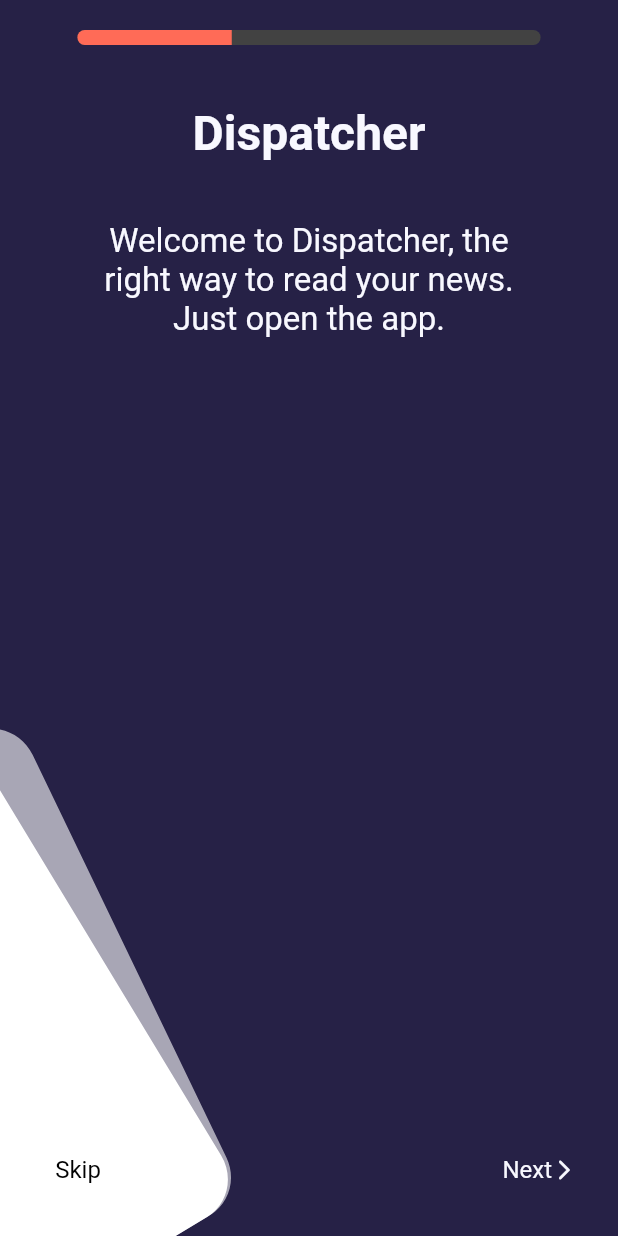
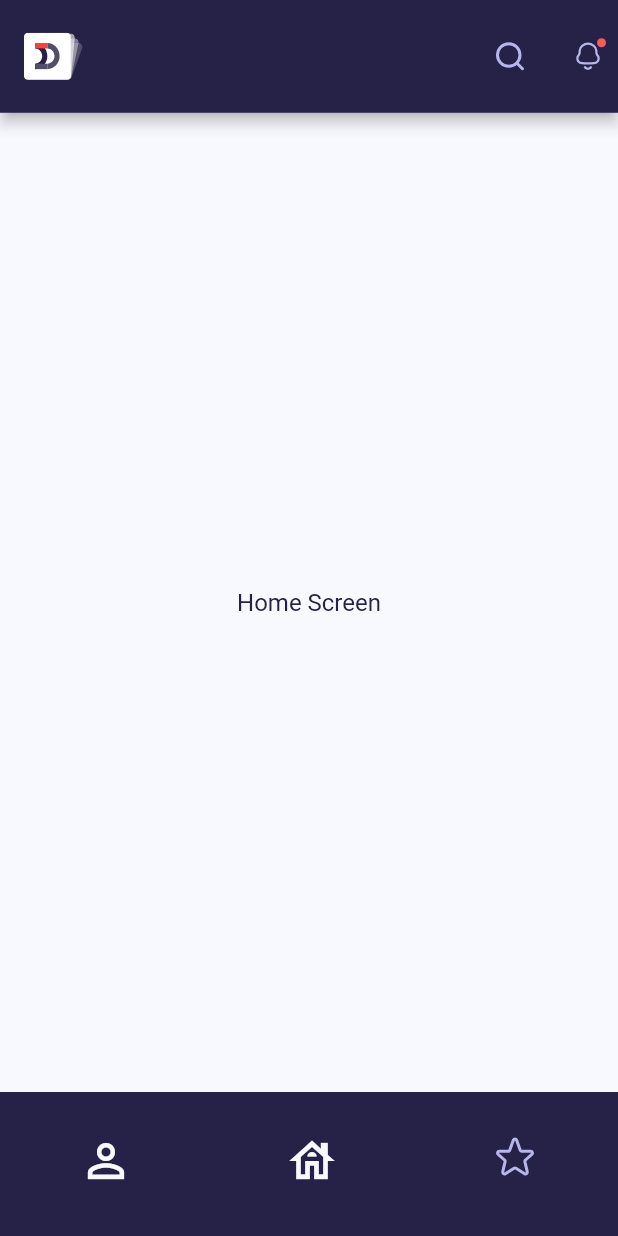
Before and after one commit to nitzanpap/dispatcher, a Flutter app: the screen it shows after launch, on a phone screen of 412 x 824 dp. Run offline on Flutter 3.47's test engine with Material 2 defaults, Android fonts, the phone set to English and light mode, and no system bars; our stand-ins replace flutter_svg, gap.

Commit message:
Added unfinished home screen to app

```diff
--- a/lib/api/firebase_auth.dart
+++ b/lib/api/firebase_auth.dart
@@ -1,7 +1,7 @@
 import 'package:flutter/foundation.dart';
 import 'package:http/http.dart' as http;
 
-import '../constants/firebase_auth_types.dart';
+import '../helpers/helper_classes/firebase_auth_types.dart';
 import '../helpers/helper_classes/firebase_config.dart';
 
 abstract class FirebaseAuthApi {
--- a/lib/constants/colors.dart
+++ b/lib/constants/colors.dart
@@ -10,6 +10,6 @@ abstract class AppColors {
   static const mediumGrey = Color.fromRGBO(241, 241, 249, 1);
   static const grey = Color.fromRGBO(217, 219, 233, 1);
   static const error = Color.fromRGBO(255, 107, 87, 1);
-  static const badgeColor = Color.fromRGBO(217, 219, 233, 1);
+  static const badgeColor = Color.fromRGBO(253, 89, 89, 1);
   static const green = Color.fromRGBO(23, 209, 6, 1);
 }
--- a/lib/constants/routes.dart
+++ b/lib/constants/routes.dart
@@ -1,4 +1,7 @@
 abstract class ValidRoutes {
   static const onboardingScreen = '/onboarding_screen';
   static const signupLoginScreen = '/sign_up_login_screen';
+  static const homeScreen = '/home_screen';
+  static const profileScreen = '/profile_screen';
+  static const favoritesScreen = '/favorites_screen';
 }
--- a/lib/constants/firebase_auth_types.dart
+++ b/lib/helpers/helper_classes/firebase_auth_types.dart
@@ -1,3 +1,4 @@
+
 abstract class FirebaseAuthResponseTypes {
   static const ok = 'OK';
   static const badRequest = 'Bad Request';
--- /dev/null
+++ b/lib/helpers/helper_classes/logging_message_type.dart
@@ -0,0 +1,6 @@
+class LoggingMessageType extends Type {
+  final String message;
+  final bool isValid;
+
+  LoggingMessageType({required this.message, required this.isValid});
+}
--- a/lib/main.dart
+++ b/lib/main.dart
@@ -1,3 +1,4 @@
+import 'package:dispatcher/screens/home_screen.dart';
 import 'package:flutter/material.dart';
 import 'package:flutter/services.dart';
 import 'package:provider/provider.dart';
@@ -33,13 +34,16 @@ class MyApp extends StatelessWidget {
           alignment: AlignmentDirectional.topEnd,
         ),
       ),
-      home: const SplashScreen(),
+      home: const String.fromEnvironment('currentEnv') == 'prod'
+          ? const SplashScreen()
+          : const HomeScreen(),
       routes: {
         ValidRoutes.onboardingScreen: (context) => ChangeNotifierProvider(
               create: (context) => OnboardingStepProvider(),
               child: const OnboardingScreen(),
             ),
         ValidRoutes.signupLoginScreen: (context) => const SignupLoginScreen(),
+        ValidRoutes.homeScreen: (context) => const HomeScreen(),
       },
     );
   }
--- /dev/null
+++ b/lib/screens/home_screen.dart
@@ -0,0 +1,62 @@
+import 'package:dispatcher/constants/colors.dart';
+import 'package:dispatcher/widgets/app_bottom_navigation_bar.dart';
+import 'package:dispatcher/widgets/app_icons.dart';
+import 'package:dispatcher/widgets/svg_widgets/logo_layered.dart';
+import 'package:dispatcher/widgets/svg_widgets/notification_svg.dart';
+import '../widgets/svg_widgets/search_svg.dart';
+import 'package:dispatcher/widgets/text_with_icon.dart';
+import 'package:flutter/material.dart';
+
+class HomeScreen extends StatelessWidget {
+  const HomeScreen({super.key});
+
+  @override
+  Widget build(BuildContext context) {
+    return Scaffold(
+      backgroundColor: AppColors.deepDarkBlue,
+      appBar: AppBar(
+        toolbarHeight: 75,
+        backgroundColor: AppColors.deepDarkBlue,
+        actions: <Widget>[
+          Padding(
+            padding: const EdgeInsets.all(8.0),
+            child: IconButton(
+                onPressed: () => print('Search icon clicked'),
+                icon: const SearchSvg()),
+          ),
+          Center(
+            child: Padding(
+              padding: const EdgeInsets.all(8.0),
+              child: Badge(
+                backgroundColor: AppColors.badgeColor,
+                // isLabelVisible: false,
+                child: IconButton(
+                    padding: EdgeInsets.zero,
+                    constraints: const BoxConstraints(),
+                    onPressed: () => print('Notifications icon clicked'),
+                    icon: const NotificationSvg()),
+              ),
+            ),
+          ),
+        ],
+        leading: const Padding(
+          padding: EdgeInsets.only(left: 16),
+          child: LogoLayered(),
+        ),
+      ),
+      body: Container(
+        alignment: Alignment.center,
+        color: AppColors.white,
+        child: const SizedBox(
+          width: 200,
+          height: 200,
+          child: TextWithIcon(
+            text: 'Home Screen',
+            color: AppColors.deepDarkBlue,
+          ),
+        ),
+      ),
+      bottomNavigationBar: const AppBottomNavigationBar(),
+    );
+  }
+}
--- a/lib/screens/signup_login_screen.dart
+++ b/lib/screens/signup_login_screen.dart
@@ -6,7 +6,7 @@ import '../constants/colors.dart';
 import '../providers/signup_login_provider.dart';
 
 import '../widgets/minimal_app_bar.dart';
-import '../widgets/logo_widgets/logo_layered.dart';
+import '../widgets/svg_widgets/logo_layered.dart';
 import '../widgets/signup_login_form.dart';
 
 class SignupLoginScreen extends StatelessWidget {
--- a/lib/screens/splash_screen.dart
+++ b/lib/screens/splash_screen.dart
@@ -5,7 +5,7 @@ import '../constants/strings.dart';
 import '../constants/routes.dart';
 
 import '../widgets/minimal_app_bar.dart';
-import '../widgets/logo_widgets/logo_layered.dart';
+import '../widgets/svg_widgets/logo_layered.dart';
 
 class SplashScreen extends StatefulWidget {
   const SplashScreen({super.key});
--- /dev/null
+++ b/lib/widgets/app_bottom_navigation_bar.dart
@@ -0,0 +1,47 @@
+import 'package:dispatcher/constants/colors.dart';
+import 'package:dispatcher/widgets/svg_widgets/star_svg.dart';
+import 'package:flutter/material.dart';
+
+class AppBottomNavigationBar extends StatelessWidget {
+  const AppBottomNavigationBar({
+    super.key,
+  });
+
+  @override
+  Widget build(BuildContext context) {
+    return Container(
+      padding: const EdgeInsets.only(bottom: 30, top: 20),
+      child: Row(
+        mainAxisAlignment: MainAxisAlignment.spaceAround,
+        children: [
+          Tab(
+            icon: IconButton(
+              onPressed: () => print('Profile tab click'),
+              icon: const Icon(
+                Icons.person_outline,
+                color: AppColors.white,
+                size: 36,
+              ),
+            ),
+          ),
+          Tab(
+            icon: IconButton(
+              onPressed: () => print('Home tab click'),
+              icon: const Icon(
+                Icons.house_outlined,
+                color: AppColors.white,
+                size: 36,
+              ),
+            ),
+          ),
+          Tab(
+            icon: IconButton(
+              onPressed: () => print('Favorite tab click'),
+              icon: const StarSvg(),
+            ),
+          ),
+        ],
+      ),
+    );
+  }
+}
--- a/lib/widgets/minimal_app_bar.dart
+++ b/lib/widgets/minimal_app_bar.dart
@@ -5,12 +5,10 @@ import '../enums/theme_color.dart';
 
 class MinimalAppBar extends StatelessWidget with PreferredSizeWidget {
   final ThemeColor theme;
-  final bool defaultToolbarHeight;
 
   const MinimalAppBar({
     super.key,
     this.theme = ThemeColor.dark,
-    this.defaultToolbarHeight = false,
   });
 
   @override
--- a/lib/widgets/signup_login_form.dart
+++ b/lib/widgets/signup_login_form.dart
@@ -8,7 +8,9 @@ import 'package:provider/provider.dart';
 
 import '../enums/signup_login_title.dart';
 import '../constants/colors.dart';
-import '../constants/firebase_auth_types.dart';
+import '../constants/routes.dart';
+import '../helpers/helper_classes/firebase_auth_types.dart';
+import '../helpers/helper_classes/logging_message_type.dart';
 import '../providers/signup_login_provider.dart';
 import '../api/firebase_auth.dart';
 
@@ -132,15 +134,17 @@ class _SignupLoginFormState extends State<SignupLoginForm> {
               isSignUp: isSignupPage,
             );
             snackBar = SnackBar(
-              content:
-                  TextWithIcon(text: msgFromFirebase, color: AppColors.white),
+              content: TextWithIcon(
+                  text: msgFromFirebase.message, color: AppColors.white),
               backgroundColor: AppColors.deepDarkBlue,
               duration: const Duration(seconds: 3),
             );
             if (context.mounted) {
               ScaffoldMessenger.of(context).clearSnackBars();
               ScaffoldMessenger.of(context).showSnackBar(snackBar);
-              // TODO: Implement here, authenticating with firebase and moving to the next page.
+              if (msgFromFirebase.isValid) {
+                Navigator.pushNamed(context, ValidRoutes.homeScreen);
+              }
             }
           },
           icon: const Icon(
@@ -166,7 +170,7 @@ class _SignupLoginFormState extends State<SignupLoginForm> {
     provider.resetFormData();
   }
 
-  Future<String> submitForm({
+  Future<LoggingMessageType> submitForm({
     required GlobalKey formKey,
     required SignupLoginProvider provider,
     required String formEmail,
@@ -174,7 +178,8 @@ class _SignupLoginFormState extends State<SignupLoginForm> {
     required bool isSignUp,
   }) async {
     if (!isFormValid(formKey)) {
-      return 'Invalid input somewhere in the form!';
+      return LoggingMessageType(
+          message: 'Invalid input somewhere in the form!', isValid: false);
     }
     debugPrint('Valid Form!');
 
@@ -197,9 +202,11 @@ class _SignupLoginFormState extends State<SignupLoginForm> {
         formPassword: formPassword,
         newIdToken: firebaseAuthResponseData["idToken"],
       );
-      return isSignUp ? "Signed up" : 'Signed in';
+      return LoggingMessageType(
+          message: (isSignUp ? "Signed up" : 'Signed in'), isValid: true);
     }
-    return firebaseAuthResponseMessage;
+    return LoggingMessageType(
+        message: firebaseAuthResponseMessage, isValid: false);
   }
 
   bool isFormValid(formKey) => formKey.currentState!.validate();
--- /dev/null
+++ b/lib/widgets/svg_widgets/notification_svg.dart
@@ -0,0 +1,17 @@
+import 'package:flutter/material.dart';
+import 'package:flutter_svg/flutter_svg.dart';
+
+class NotificationSvg extends StatelessWidget {
+  const NotificationSvg({
+    super.key,
+  });
+
+  @override
+  Widget build(BuildContext context) {
+    return SvgPicture.asset(
+      'assets/images/svgs/notification.svg',
+      semanticsLabel: 'Notification Svg',
+      placeholderBuilder: (context) => const Text('Notification Svg'),
+    );
+  }
+}
--- /dev/null
+++ b/lib/widgets/svg_widgets/search_svg.dart
@@ -0,0 +1,17 @@
+import 'package:flutter/material.dart';
+import 'package:flutter_svg/flutter_svg.dart';
+
+class SearchSvg extends StatelessWidget {
+  const SearchSvg({
+    super.key,
+  });
+
+  @override
+  Widget build(BuildContext context) {
+    return SvgPicture.asset(
+      'assets/images/svgs/search.svg',
+      semanticsLabel: 'Search Svg',
+      placeholderBuilder: (context) => const Text('Search Svg'),
+    );
+  }
+}
--- /dev/null
+++ b/lib/widgets/svg_widgets/star_svg.dart
@@ -0,0 +1,17 @@
+import 'package:flutter/material.dart';
+import 'package:flutter_svg/flutter_svg.dart';
+
+class StarSvg extends StatelessWidget {
+  const StarSvg({
+    super.key,
+  });
+
+  @override
+  Widget build(BuildContext context) {
+    return SvgPicture.asset(
+      'assets/images/svgs/star.svg',
+      semanticsLabel: 'Star Svg',
+      placeholderBuilder: (context) => const Text('Star Svg'),
+    );
+  }
+}
```
Also changed, not shown: assets/images/svgs/notification.svg (renamed from assets/images/svgs/bell.svg), lib/widgets/svg_widgets/logo.dart (renamed from lib/widgets/logo_widgets/logo.dart), lib/widgets/svg_widgets/logo_layered.dart (renamed from lib/widgets/logo_widgets/logo_layered.dart).
